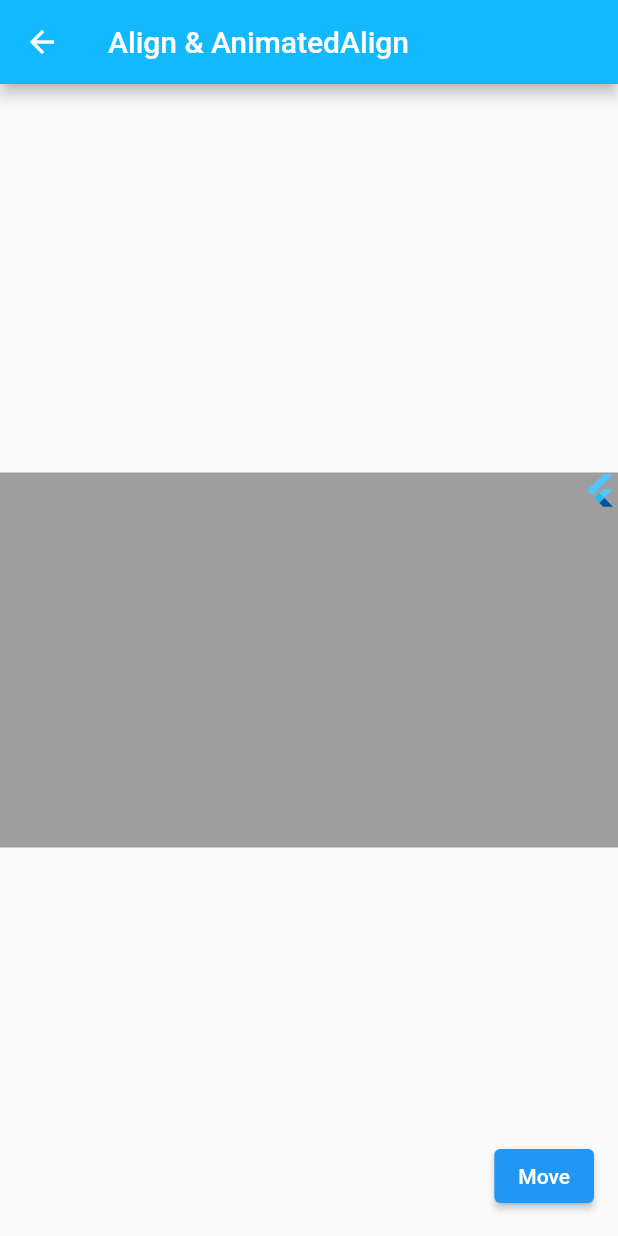
After one commit to vnbrew/flutter_common_widgets, a Flutter app: the screen it shows after launch, after a tap on "Align & AnimatedAlign", on a phone screen of 412 x 824 dp. The commit adds this screen. Run offline on Flutter 3.47's test engine with Material 2 defaults, Android fonts, the phone set to English and light mode, and no system bars; our stand-ins replace bloc, flutter_bloc; generated files the repository leaves out were written again.

Commit message:
Add align and AnimatedAlign

```diff
--- a/lib/commons_widgets/absorb_pointer_page.dart
+++ b/lib/commons_widgets/absorb_pointer_page.dart
@@ -11,6 +11,9 @@ class _AbsorbPointerPageState extends State<AbsorbPointerPage> {
   @override
   Widget build(BuildContext context) {
     return Scaffold(
+      appBar: AppBar(
+        title: const Text('AbsorbPointer'),
+      ),
       body: Center(
         child: Stack(
           alignment: Alignment.center,
--- /dev/null
+++ b/lib/commons_widgets/align_page.dart
@@ -0,0 +1,47 @@
+import 'package:flutter/material.dart';
+import 'package:flutter/src/widgets/framework.dart';
+import 'package:flutter/src/widgets/placeholder.dart';
+
+class AlignPage extends StatefulWidget {
+  const AlignPage({super.key});
+
+  @override
+  State<AlignPage> createState() => _AlignPageState();
+}
+
+class _AlignPageState extends State<AlignPage> {
+  bool top = false;
+
+  void move() {
+    setState(() {
+      top = !top;
+    });
+  }
+
+  @override
+  Widget build(BuildContext context) {
+    return Scaffold(
+      appBar: AppBar(
+        title: const Text('Align & AnimatedAlign'),
+      ),
+      body: Center(
+        child: Container(
+          color: Colors.grey,
+          width: double.infinity,
+          height: 250,
+          child: AnimatedAlign(
+            alignment: top ? Alignment.bottomLeft : Alignment.topRight,
+            duration: const Duration(seconds: 1),
+            child: const FlutterLogo(
+              size: 24,
+            ),
+          ),
+        ),
+      ),
+      floatingActionButton: ElevatedButton(
+        onPressed: move,
+        child: const Text('Move'),
+      ),
+    );
+  }
+}
--- a/lib/commons_widgets/commons_page.dart
+++ b/lib/commons_widgets/commons_page.dart
@@ -2,6 +2,7 @@ import 'package:flutter/material.dart';
 import 'package:flutter/src/widgets/framework.dart';
 import 'package:flutter/src/widgets/placeholder.dart';
 import 'package:flutter_common_widgets/commons_widgets/absorb_pointer_page.dart';
+import 'package:flutter_common_widgets/commons_widgets/align_page.dart';
 
 class CommonPage extends StatefulWidget {
   const CommonPage({super.key});
@@ -22,6 +23,17 @@ class _CommonPageState extends State<CommonPage> {
         child: Center(
           child: Column(
             children: [
+              ElevatedButton(
+                onPressed: () {
+                  const newPage = AlignPage();
+                  Navigator.push(
+                    context,
+                    // ignore: inference_failure_on_instance_creation
+                    MaterialPageRoute(builder: (context) => newPage),
+                  );
+                },
+                child: const Text('Align & AnimatedAlign'),
+              ),
               ElevatedButton(
                 onPressed: () {
                   const newPage = AbsorbPointerPage();
```
